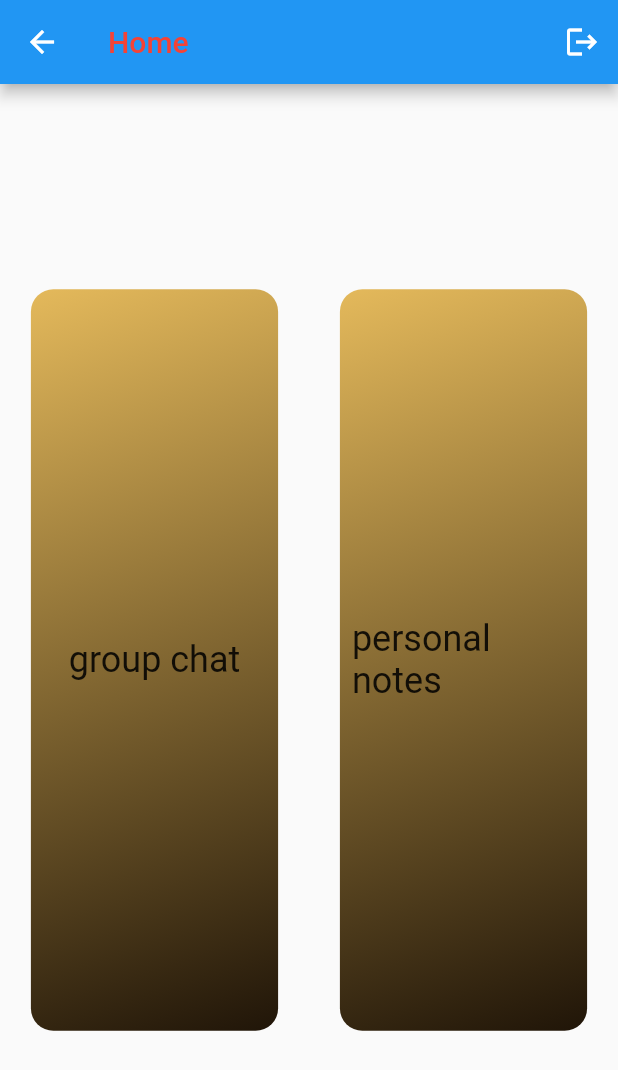
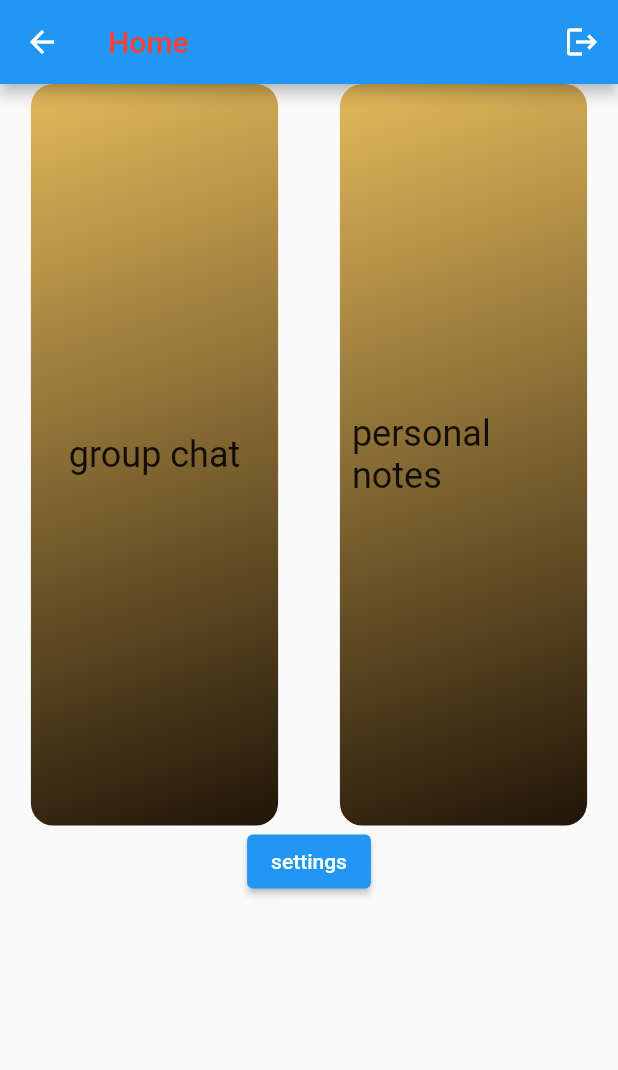
Before and after one commit to skyturkish/chatting, a Flutter app: the HomeView screen opened by its route, on a phone screen of 412 x 824 dp. Shown: the top 1070 px of the screen. Run offline on Flutter 3.47's test engine with Material 2 defaults, Android fonts, the phone set to English and light mode, and no system bars; our stand-ins replace cloud_firestore, equatable, firebase_auth, firebase_core, flutter_bloc, lottie and 3 more; missing offline and left inert: cloud_firestore_web, firebase_analytics_web, firebase_auth_web, firebase_core_web, share_plus_web, shared_preferences_web; accounts and stored records are empty.

Commit message:
must fix issue #23

```diff
--- a/lib/core/constants/navigation/routes.dart
+++ b/lib/core/constants/navigation/routes.dart
@@ -5,4 +5,6 @@ class NavigationConstants {
   static const groupNotes = '/group-notes';
   static const createGroup = '/create-group';
   static const login = '/login';
+  static const settings = '/settings';
+  static const homePage = '/homePage';
 }
--- a/lib/views/home/home_view.dart
+++ b/lib/views/home/home_view.dart
@@ -29,7 +29,8 @@ class HomeViewState extends State<HomeView> with Logger {
         ],
       ),
       body: Center(
-        child: Row(
+        child: Column(children: [
+          Row(
             mainAxisAlignment: MainAxisAlignment.spaceAround,
             children: [
               Container(
@@ -76,6 +77,12 @@ class HomeViewState extends State<HomeView> with Logger {
               ),
             ],
           ),
+          ElevatedButton(
+              onPressed: () {
+                NavigationService.instance.navigateToPage(path: NavigationConstants.settings);
+              },
+              child: const Text('settings'))
+        ]),
       ),
     );
   }
```
Also changed, not shown: lib/core/init/navigation/navigation_route.dart (+8 -0 lines), lib/views/home/settings/view/settings_view.dart (added, +59 -0 lines). Lines whose indentation alone changed are shown as unchanged.
